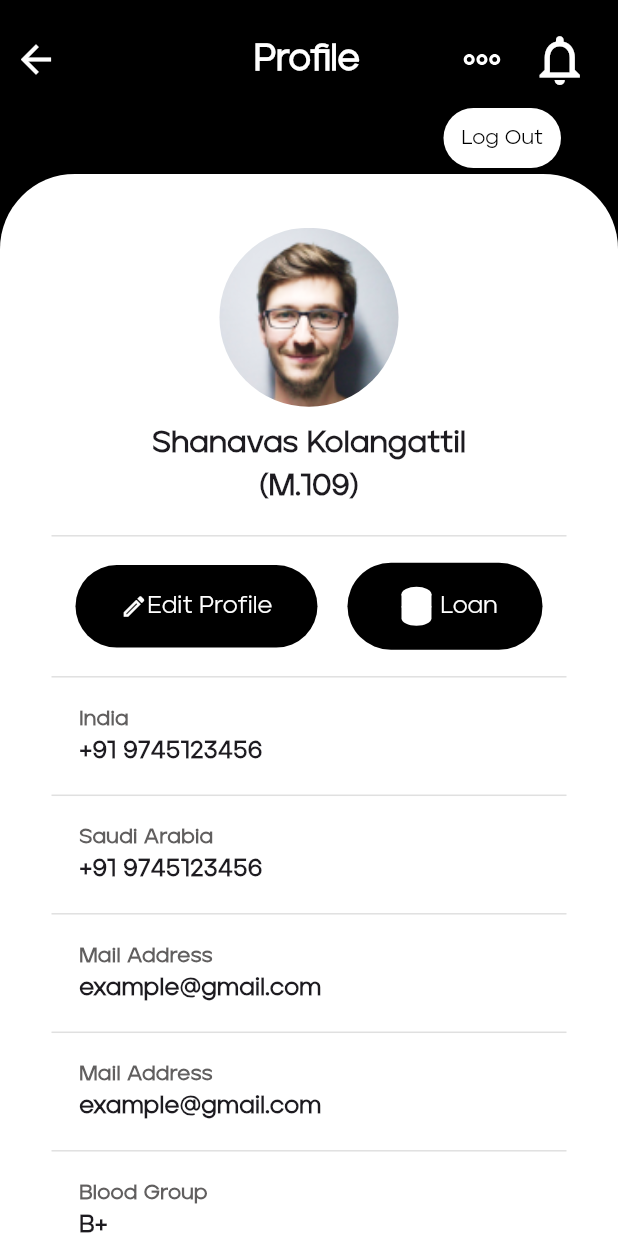
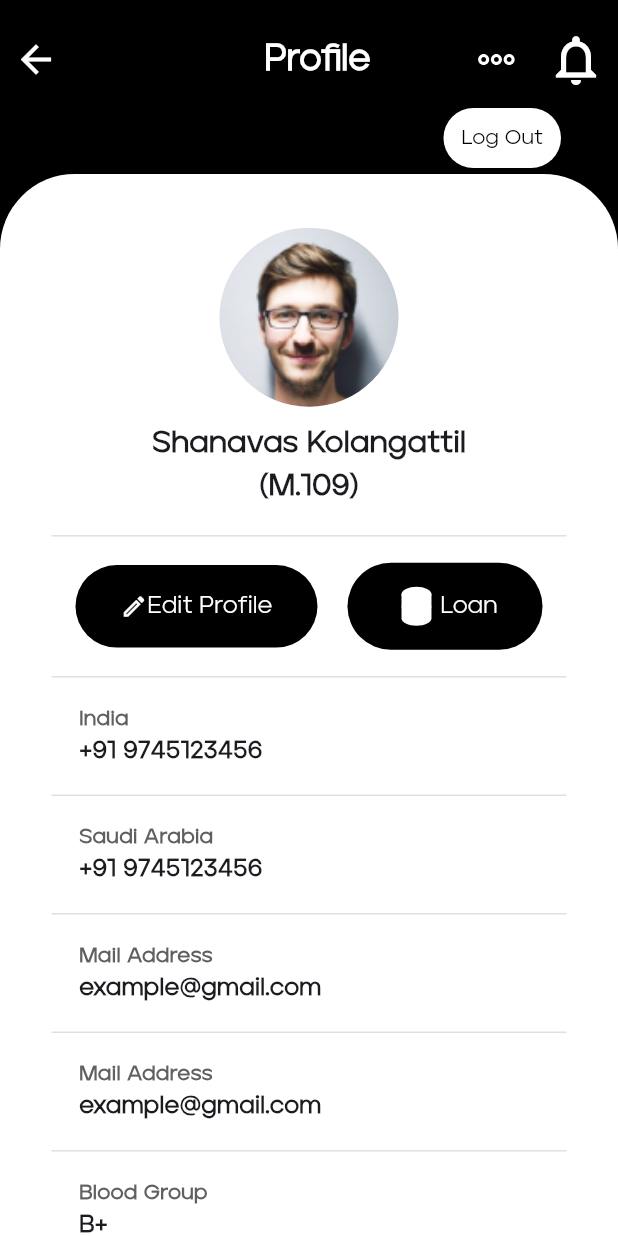
Before and after one commit to coder12e4/rtd_, a Flutter app: the ProfilePage screen opened directly, on a phone screen of 412 x 824 dp. Run offline on Flutter 3.47's test engine with Material 2 defaults, Android fonts, the phone set to English and light mode, and no system bars; our stand-ins replace flutter_screenutil, flutter_svg, get; missing offline and left inert: awesome_circular_chart.

Commit message:
Profile Screen Completed2

```diff
--- a/lib/controller/splash_screen_controller.dart
+++ b/lib/controller/splash_screen_controller.dart
@@ -12,6 +12,6 @@ class SplashScreenController extends GetxController {
 
   Future splashDelay() async {
     Future.delayed(const Duration(seconds: 3))
-        .then((value) => Get.to(const LOginPage()));
+        .then((value) => Get.to(()=>const LOginPage()));
   }
 }
--- a/lib/view/login_screen/login_page.dart
+++ b/lib/view/login_screen/login_page.dart
@@ -74,7 +74,7 @@ class LOginPage extends StatelessWidget {
                   ),
                   ButtonWidget(
                     press: () {
-                      Get.to(RegisterScreen(), transition: Transition.downToUp);
+                      Get.to(()=>RegisterScreen(), transition: Transition.downToUp);
                     },
                     borderAvalable: true,
                     buttonText: 'Register',
--- a/lib/view/profile_screen/profile_page.dart
+++ b/lib/view/profile_screen/profile_page.dart
@@ -235,7 +235,7 @@ class ProfilePage extends StatelessWidget {
         crossAxisAlignment: CrossAxisAlignment.end,
         children: [
           Row(
-            // mainAxisAlignment: MainAxisAlignment.center,
+            mainAxisAlignment: MainAxisAlignment.spaceBetween,
             children: [
               IconButton(
                   onPressed: () {},
@@ -245,7 +245,7 @@ class ProfilePage extends StatelessWidget {
                     size: 30,
                   )),
               SizedBox(
-                width: 106.w,
+                width: 110.w,
               ),
               Text(
                 'Profile',
--- a/lib/view/register_screen/register_screen.dart
+++ b/lib/view/register_screen/register_screen.dart
@@ -280,7 +280,7 @@ class RegisterScreen extends StatelessWidget {
                 buttonText: 'Submit',
                 borderAvalable: false,
                 press: () {
-                  Navigator.of(context).push(MaterialPageRoute(
+                  Navigator.of(context).pushReplacement(MaterialPageRoute(
                     builder: (context) => NavigationBarpage(),
                   ));
                 }),
```
